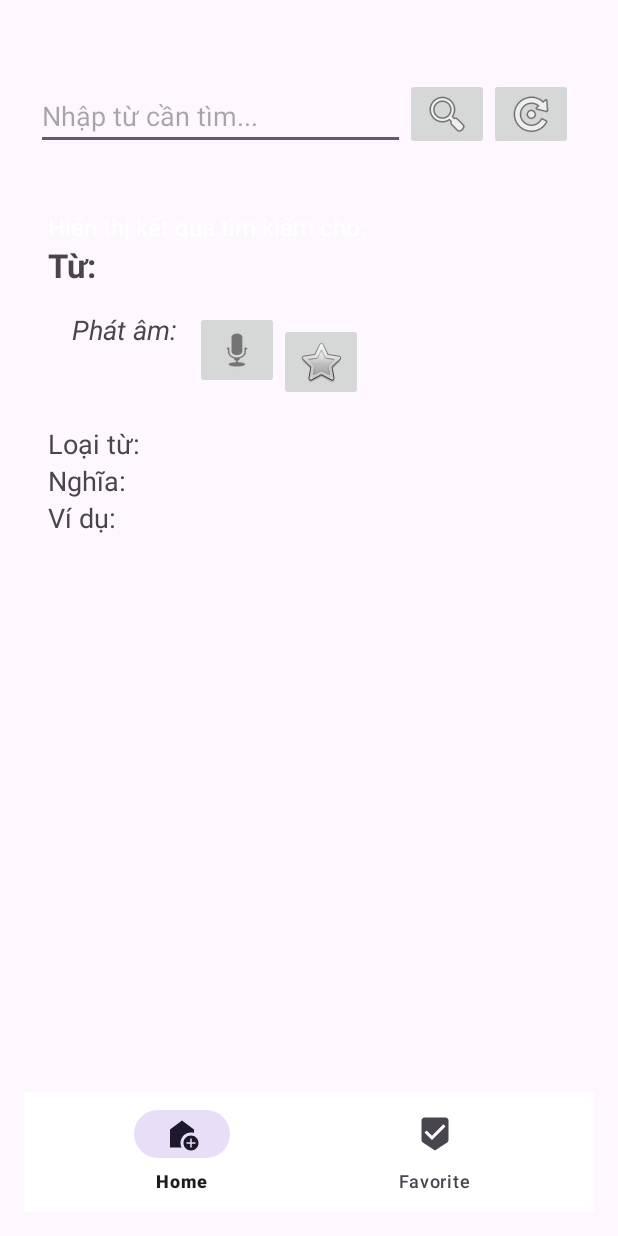
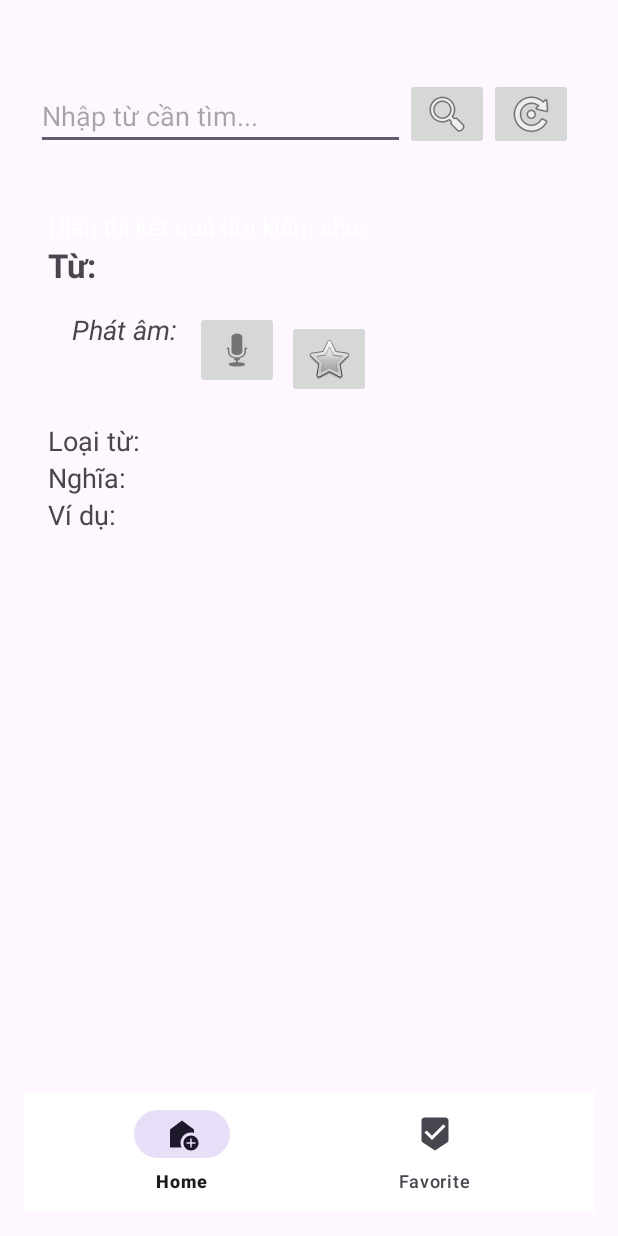
Before and after one commit to sungocanhkien/Android_App, an Android app: the fragment FragmentMenu placed in its activity, on a phone screen of 412 x 824 dp. Run offline under Robolectric (Android 15) with nearby library versions, the phone set to English and light mode, and no system bars.

Commit message:
Update fragment_menu.xml

```diff
--- a/Vietnamese_English_Dictionary/app/src/main/res/layout/fragment_menu.xml
+++ b/Vietnamese_English_Dictionary/app/src/main/res/layout/fragment_menu.xml
@@ -50,9 +50,10 @@
                 android:id="@+id/btnFavorite"
                 android:layout_width="wrap_content"
                 android:layout_height="wrap_content"
+                android:layout_marginLeft="5dp"
                 android:src="@android:drawable/btn_star"
                 android:contentDescription="Yêu thích"
-                android:layout_marginTop="8dp"/>
+                android:layout_marginTop="6dp"/>
 
         </LinearLayout>
 
```
